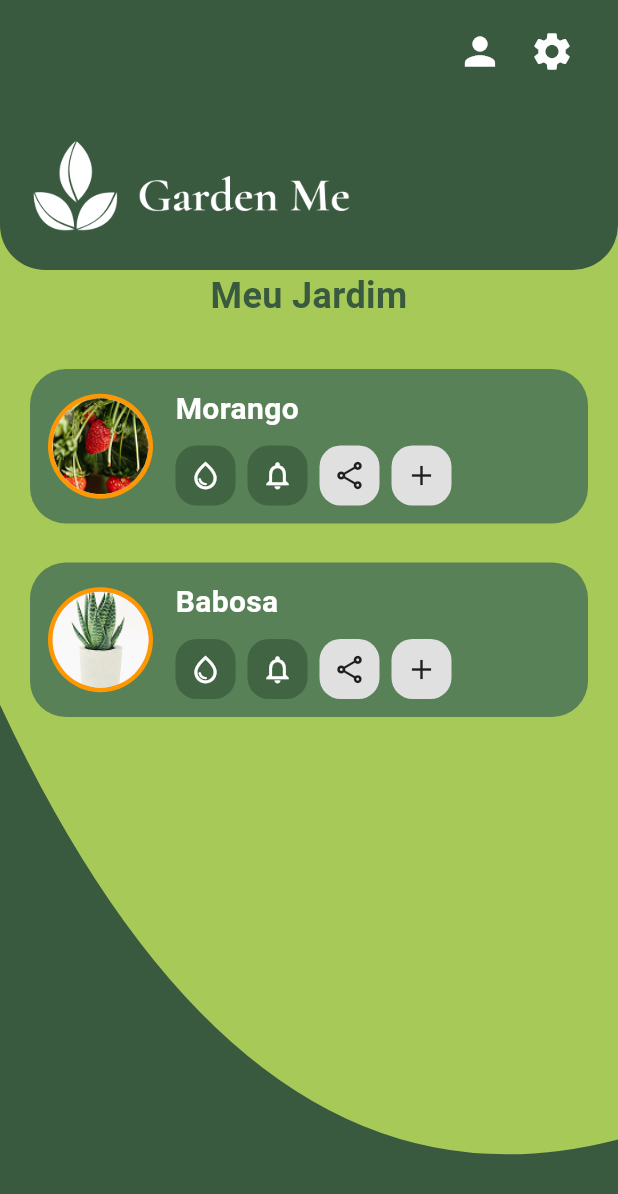
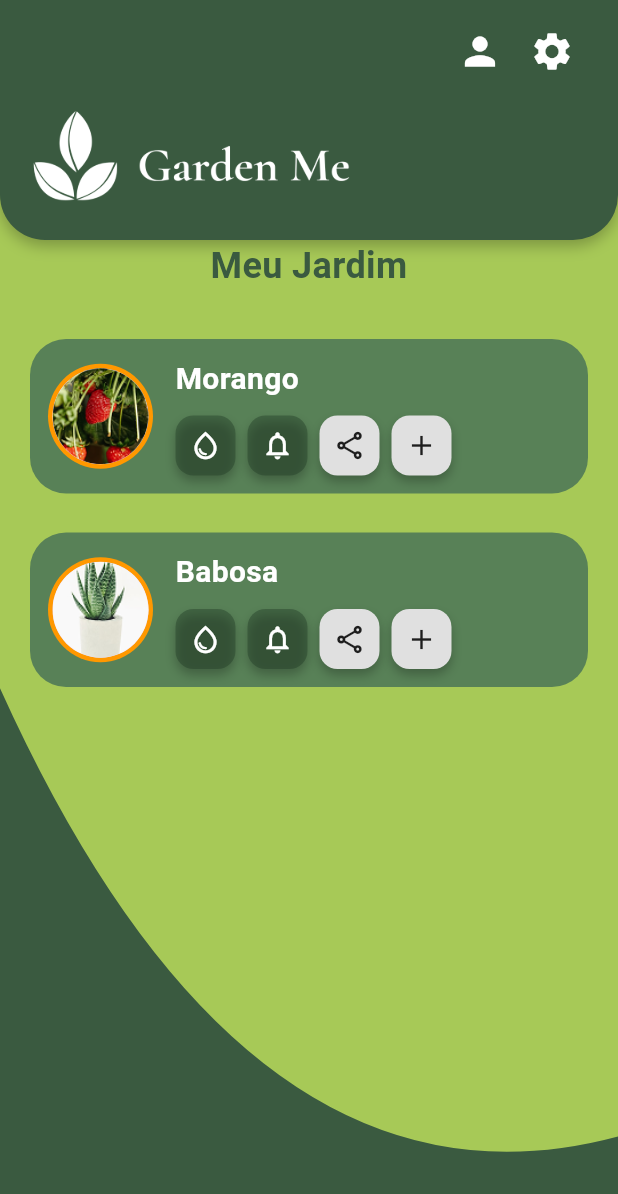
Before and after one commit to gabrielsilvaa12/GardenMeMobile, a Flutter app: the screen it shows after launch, on a phone screen of 412 x 824 dp. Shown: the top 1194 px of the screen. Run offline on Flutter 3.47's test engine with Material 3 defaults, Android fonts, the light colour scheme and no system bars.

Commit message:
adição das sombras

```diff
--- a/lib/components/header.dart
+++ b/lib/components/header.dart
@@ -6,11 +6,19 @@ class Header extends StatelessWidget {
   @override
   Widget build(BuildContext context) {
     return Container(
-      height: 180,
+      height: 160,
       decoration: const BoxDecoration(
-        color: Color(0xFF3A5A40), // verde fixo
+        color: Color(0xFF3A5A40),
         borderRadius: BorderRadius.vertical(bottom: Radius.circular(30)),
+        boxShadow: [
+          BoxShadow(
+            color: Colors.black26, // cor da sombra
+            offset: Offset(0, 4), // deslocamento (x, y)
+            blurRadius: 8, // quanto mais alto, mais suave a sombra
+          ),
+        ],
       ),
+
       child: SafeArea(
         bottom: false,
         child: Padding(
--- a/lib/components/plant_card.dart
+++ b/lib/components/plant_card.dart
@@ -28,8 +28,16 @@ class _PlantCardState extends State<PlantCard> {
         margin: const EdgeInsets.only(right: 8.0),
         decoration: BoxDecoration(
           color: backgroundColor,
-          borderRadius: BorderRadius.circular(14),
+          borderRadius: BorderRadius.circular(12),
+          boxShadow: [
+            BoxShadow(
+              color: Colors.black.withOpacity(0.25),
+              blurRadius: 5,
+              offset: const Offset(0, 4),
+            ),
+          ],
         ),
+
         child: Icon(icon, size: 22, color: iconColor),
       ),
     );
@@ -75,7 +83,6 @@ class _PlantCardState extends State<PlantCard> {
                   children: [
                     _buildActionButton(
                       function: () {
-                        // LÓGICA CORRIGIDA DENTRO DO SETSTATE
                         setState(() {
                           statusRega = !statusRega;
                           corPlanta = !corPlanta;
@@ -113,7 +120,6 @@ class _PlantCardState extends State<PlantCard> {
                     ),
                     _buildActionButton(
                       function: () {
-                        // Navega para a nova página
                         Navigator.push(
                           context,
                           MaterialPageRoute(
```
Also changed, not shown: lib/components/detailed_plant.dart (added, +137 -0 lines), lib/pages/minha_planta_page.dart (added, +17 -0 lines).
